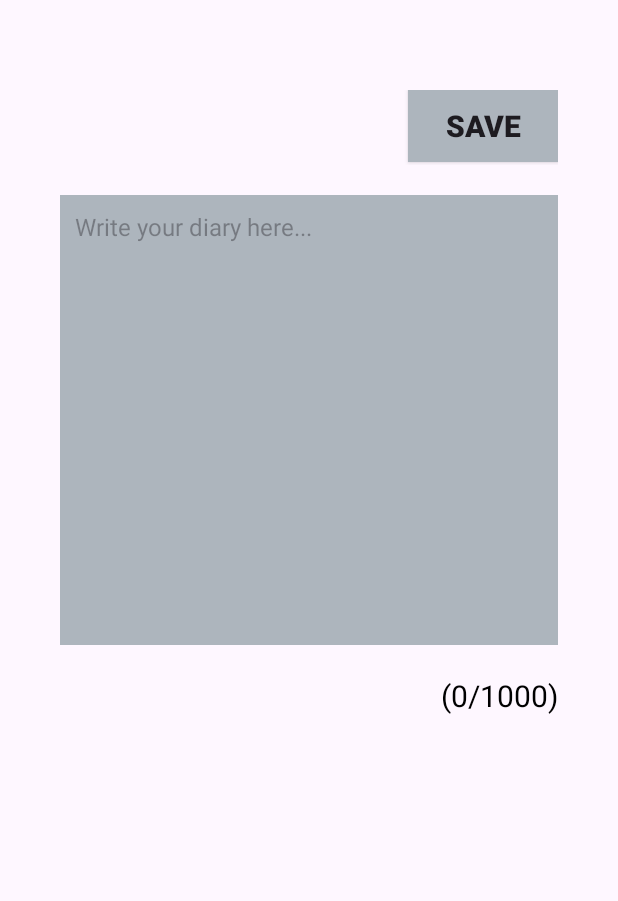
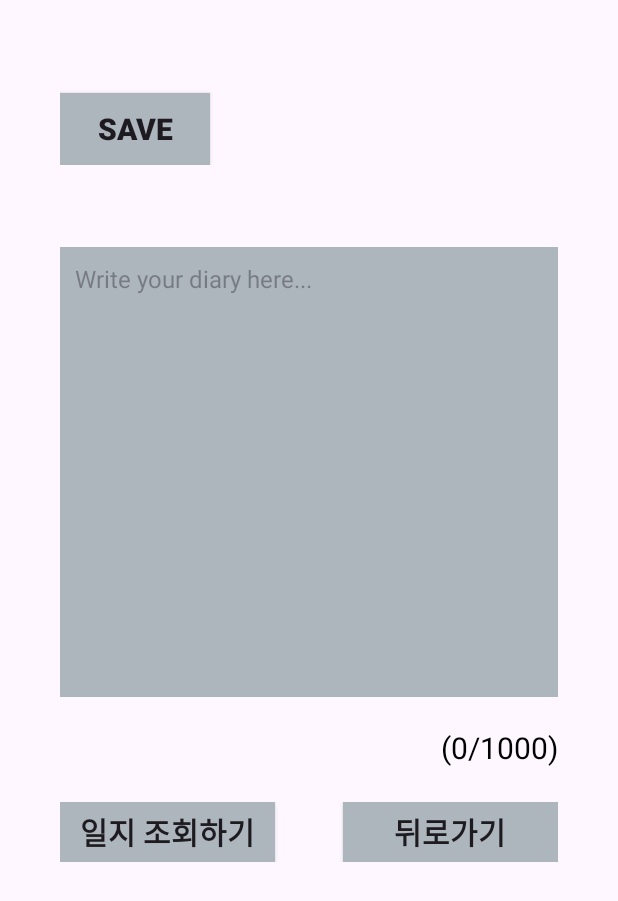
Before and after one commit to dsfaewf/ICCAS, an Android app: the screen it shows after launch (MainActivity3 before the commit, Diary_write_UI after it), after a tap on "DIARY", on a phone screen of 412 x 824 dp. Shown: the top 901 px of the screen. Run offline under Robolectric (Android 15) with nearby library versions, the phone set to English and light mode, and no system bars.

Commit message:
Diary_write_UI - 일기 쓰는 칸 작성 - 일기 작성 시 숫자 체크 완성 - SAVE버튼 클릭 시 오늘의 날짜 나오게 완성

```diff
--- a/app/src/main/AndroidManifest.xml
+++ b/app/src/main/AndroidManifest.xml
@@ -13,11 +13,9 @@
         android:theme="@style/Theme.TestFolder"
         tools:ignore="ExtraText"
         tools:targetApi="31">
+
         <activity
-            android:name=".MainActivity3"
-            android:exported="false" />
-        <activity
-            android:name=".MainActivity"
+            android:name=".Main_UI"
             android:exported="true">
             <intent-filter>
                 <action android:name="android.intent.action.MAIN" />
@@ -25,7 +23,8 @@
                 <category android:name="android.intent.category.LAUNCHER" />
             </intent-filter>
         </activity>
-        <activity android:name=".MainActivity2" />
+        <activity android:name=".Setting_UI" />
+        <activity android:name=".Diary_write_UI" />
     </application>
 
 </manifest>
--- a/app/src/main/java/com/example/testfolder/MainActivity3.kt
+++ b/app/src/main/java/com/example/testfolder/Diary_write_UI.kt
@@ -3,18 +3,32 @@ package com.example.testfolder
 import android.os.Bundle
 import android.text.Editable
 import android.text.TextWatcher
+import android.widget.Button
 import android.widget.EditText
 import android.widget.TextView
 import androidx.appcompat.app.AppCompatActivity
+import java.text.SimpleDateFormat
+import java.util.*
 
-class MainActivity3 : AppCompatActivity() {
+class Diary_write_UI : AppCompatActivity() {
     override fun onCreate(savedInstanceState: Bundle?) {
         super.onCreate(savedInstanceState)
-        setContentView(R.layout.activity_main3)
+        setContentView(R.layout.activity_main3) // 여기에 setContentView 추가
 
+        val saveButton = findViewById<Button>(R.id.my_button6)
         val diaryEditText = findViewById<EditText>(R.id.diary_edit_text)
         val characterCountTextView = findViewById<TextView>(R.id.character_count_text_view)
+        val dateTextView = findViewById<TextView>(R.id.date_text_view)
 
+        // Save 버튼 클릭 시 날짜 표시
+        saveButton.setOnClickListener {
+            // 현재 날짜를 가져오기
+            val currentDate = getCurrentDate()
+            // 날짜를 TextView에 설정
+            dateTextView.text = currentDate
+        }
+
+        // 텍스트 입력 수를 표시
         diaryEditText.addTextChangedListener(object : TextWatcher {
             override fun beforeTextChanged(s: CharSequence?, start: Int, count: Int, after: Int) {}
 
@@ -26,4 +40,11 @@ class MainActivity3 : AppCompatActivity() {
             }
         })
     }
+
+    // 현재 날짜를 가져오는 함수
+    private fun getCurrentDate(): String {
+        val calendar = Calendar.getInstance()
+        val dateFormat = SimpleDateFormat("yyyy/MM/dd", Locale.getDefault())
+        return dateFormat.format(calendar.time)
+    }
 }
--- a/app/src/main/java/com/example/testfolder/MainActivity.kt
+++ b/app/src/main/java/com/example/testfolder/Main_UI.kt
@@ -6,7 +6,8 @@ import android.view.View
 import android.widget.Button
 import androidx.appcompat.app.AppCompatActivity
 
-class MainActivity : AppCompatActivity() {
+
+class Main_UI : AppCompatActivity() {
     override fun onCreate(savedInstanceState: Bundle?) {
         super.onCreate(savedInstanceState)
         setContentView(R.layout.activity_main)
@@ -15,12 +16,12 @@ class MainActivity : AppCompatActivity() {
         val imageButton2 = findViewById<View>(R.id.my_button2) as Button
 
         imageButton1.setOnClickListener {
-            val intent = Intent(applicationContext, MainActivity2::class.java)
+            val intent = Intent(applicationContext, Setting_UI::class.java)
             startActivity(intent)
         }
 
         imageButton2.setOnClickListener {
-            val intent = Intent(applicationContext, MainActivity3::class.java)
+            val intent = Intent(applicationContext, Diary_write_UI::class.java)
             startActivity(intent)
         }
     }
--- a/app/src/main/java/com/example/testfolder/MainActivity2.kt
+++ b/app/src/main/java/com/example/testfolder/Setting_UI.kt
@@ -1,13 +1,12 @@
 package com.example.testfolder
 
-import android.annotation.SuppressLint
 import android.content.Intent
 import android.os.Bundle
 import android.view.View
 import android.widget.Button
 import androidx.appcompat.app.AppCompatActivity
 
-class MainActivity2 : AppCompatActivity() {
+class Setting_UI : AppCompatActivity() {
 
     override fun onCreate(savedInstanceState: Bundle?) {
         super.onCreate(savedInstanceState)
@@ -17,7 +16,7 @@ class MainActivity2 : AppCompatActivity() {
 
 
         imageButton1.setOnClickListener {
-            val intent = Intent(applicationContext, MainActivity::class.java)
+            val intent = Intent(applicationContext, Main_UI::class.java)
             startActivity(intent)
         }
 
--- a/app/src/main/res/layout/activity_main.xml
+++ b/app/src/main/res/layout/activity_main.xml
@@ -5,7 +5,7 @@
     android:id="@+id/main"
     android:layout_width="match_parent"
     android:layout_height="match_parent"
-    tools:context=".MainActivity">
+    tools:context=".Main_UI">
 
     <LinearLayout
         android:id="@+id/linearLayout2"
--- a/app/src/main/res/layout/activity_main3.xml
+++ b/app/src/main/res/layout/activity_main3.xml
@@ -5,7 +5,7 @@
     android:id="@+id/main"
     android:layout_width="match_parent"
     android:layout_height="match_parent"
-    tools:context=".MainActivity3"
+    tools:context="Diary_write_UI"
     android:orientation="vertical"
     android:padding="40dp">
     >
@@ -15,7 +15,7 @@
         android:layout_width="match_parent"
         android:layout_height="50dp"
         android:layout_marginTop="20dp"
-        android:orientation="horizontal">
+        android:orientation="vertical">
 
         <View
             android:layout_width="0dp"
@@ -32,7 +32,17 @@
             android:textStyle="bold"
             />
 
+
     </LinearLayout>
+
+    <TextView
+        android:id="@+id/date_text_view"
+        android:layout_width="wrap_content"
+        android:layout_height="wrap_content"
+        android:textSize="18sp"
+        android:textColor="@android:color/black"
+        android:layout_marginTop="10dp"/>
+
 
     <LinearLayout
         android:layout_marginTop="20dp"
@@ -55,6 +65,9 @@
             android:textSize="16sp" />
 
     </LinearLayout>
+
+
+
     <LinearLayout
         android:layout_width="match_parent"
         android:layout_height="30dp"
@@ -79,4 +92,43 @@
 
 
 
+
+
+    <LinearLayout
+        android:layout_width="match_parent"
+        android:layout_height="40dp"
+        android:layout_marginTop="20dp"
+        android:orientation="horizontal">
+
+        <androidx.appcompat.widget.AppCompatButton
+            android:id="@+id/my_button7"
+            android:layout_width="0dp"
+            android:layout_height="wrap_content"
+            android:layout_weight="1"
+            android:layout_marginEnd="20dp"
+            android:background="@color/gray"
+            android:text="@string/view_diary_button"
+            android:textSize="20sp"
+            android:textStyle="bold"/>
+
+
+        <View
+            android:layout_width="5dp"
+            android:layout_height="match_parent"/>
+
+        <androidx.appcompat.widget.AppCompatButton
+            android:id="@+id/my_button8"
+            android:layout_width="0dp"
+            android:layout_height="wrap_content"
+            android:layout_weight="1"
+            android:layout_marginStart="20dp"
+            android:background="@color/gray"
+            android:text="@string/back_button"
+            android:textSize="20sp"
+            android:textStyle="bold"/>
+
+    </LinearLayout>
+
+
+
 </LinearLayout>
--- a/app/src/main/res/values/strings.xml
+++ b/app/src/main/res/values/strings.xml
@@ -13,4 +13,7 @@
     <string name="game_record_view">게임기록보기</string>
     <string name="back_button">뒤로가기</string>
     <string name="save_button">Save</string>
+    <string name="view_diary_button">일지 조회하기</string>
+    <string name="diary_hint">Write your diary here</string>
+
 </resources>
```
